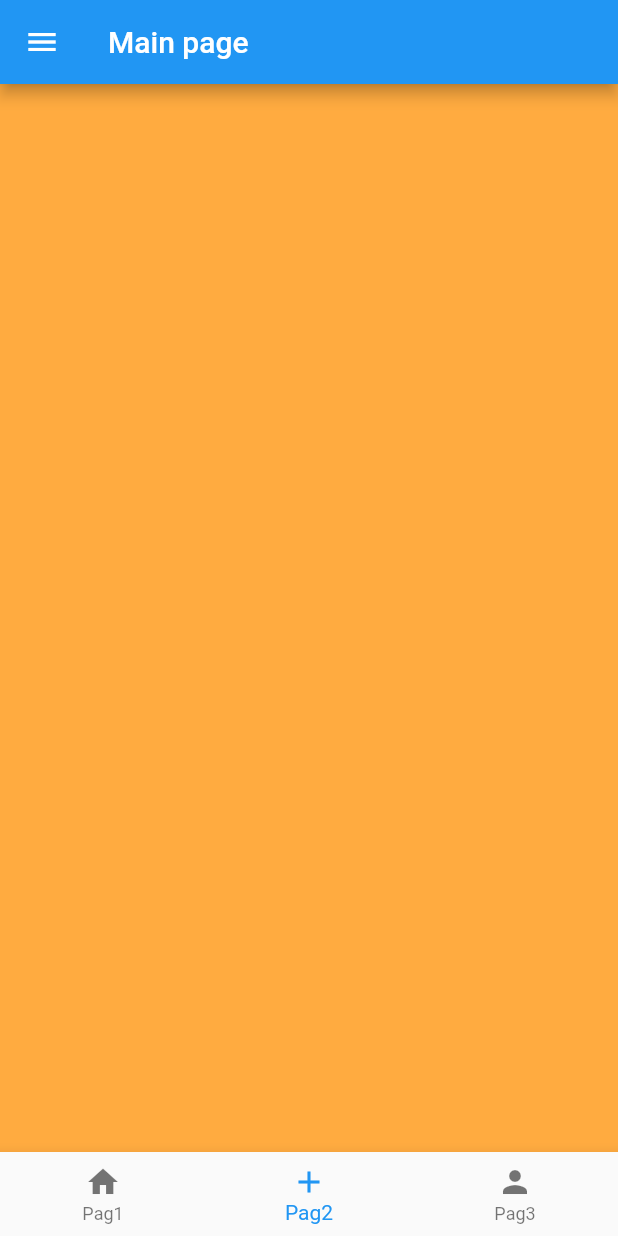
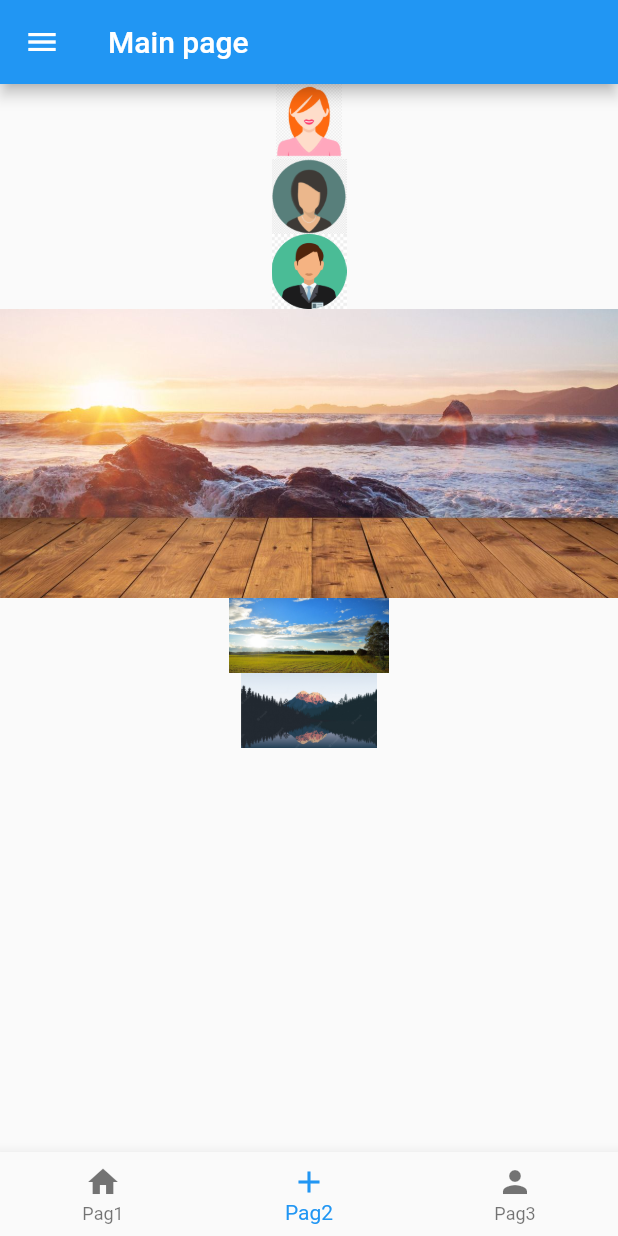
Before and after one commit to Brumidori/flutter-app, a Flutter app: the MainPage screen opened directly, swiped to page 2, on a phone screen of 412 x 824 dp. Run offline on Flutter 3.47's test engine with Material 2 defaults, Android fonts, the phone set to English and light mode, and no system bars; our stand-ins replace google_fonts; network calls fail.

Commit message:
utilizando assets

```diff
--- /dev/null
+++ b/lib/pages/image_assets.dart
@@ -0,0 +1,43 @@
+import 'package:flutter/material.dart';
+import 'package:trilhaapp/shared/app_images.dart';
+
+class ImageAssetsPage extends StatefulWidget {
+  const ImageAssetsPage({super.key});
+
+  @override
+  State<ImageAssetsPage> createState() => _ImageAssetsPageState();
+}
+
+class _ImageAssetsPageState extends State<ImageAssetsPage> {
+  @override
+  Widget build(BuildContext context) {
+    return Column(
+      children: [
+        Image.asset(
+          AppImages.user1,
+          height: 50,
+        ),
+        Image.asset(
+          AppImages.user2,
+          height: 50,
+        ),
+        Image.asset(
+          AppImages.user3,
+          height: 50,
+        ),
+        Image.asset(
+          AppImages.paisagem,
+          width: double.infinity,
+        ),
+        Image.asset(
+          AppImages.paisagem2,
+          height: 50,
+        ),
+        Image.asset(
+          AppImages.paisagem3,
+          height: 50,
+        ),
+      ],
+    );
+  }
+}
--- a/lib/pages/main_page.dart
+++ b/lib/pages/main_page.dart
@@ -1,6 +1,6 @@
 import 'package:flutter/material.dart';
 import 'package:trilhaapp/pages/card_page.dart';
-import 'package:trilhaapp/pages/pagina2.dart';
+import 'package:trilhaapp/pages/image_assets.dart';
 import 'package:trilhaapp/pages/pagina3.dart';
 import 'package:trilhaapp/shared/widgets/custom_drawer.dart';
 
@@ -34,7 +34,7 @@ class _MainPageState extends State<MainPage> {
                   },
                   children: const [
                     CardPage(),
-                    Pagina2Page(),
+                    ImageAssetsPage(),
                     Pagina3Page(),
                   ]),
             ),
--- a/lib/pages/pagina2.dart
+++ /dev/null
@@ -1,17 +0,0 @@
-import 'package:flutter/material.dart';
-
-class Pagina2Page extends StatefulWidget {
-  const Pagina2Page({super.key});
-
-  @override
-  State<Pagina2Page> createState() => _Pagina2PageState();
-}
-
-class _Pagina2PageState extends State<Pagina2Page> {
-  @override
-  Widget build(BuildContext context) {
-    return Container(
-      color: Colors.orangeAccent,
-    );
-  }
-}
--- /dev/null
+++ b/lib/shared/app_images.dart
@@ -0,0 +1,8 @@
+class AppImages {
+  static String get user1 => "lib/images/user1.png";
+  static String get user2 => "lib/images/user2.png";
+  static String get user3 => "lib/images/user3.png";
+  static String get paisagem => "lib/images/paisagem1.jpg";
+  static String get paisagem2 => "lib/images/paisagem2.jpg";
+  static String get paisagem3 => "lib/images/paisagem3.jpg";
+}
```
Also changed, not shown: pubspec.yaml (+7 -3 lines), lib/images/paisagem1.jpg (added), lib/images/paisagem2.jpg (added), lib/images/paisagem3.jpg (added), lib/images/user1.png (added), lib/images/user2.png (added), lib/images/user3.png (added).
